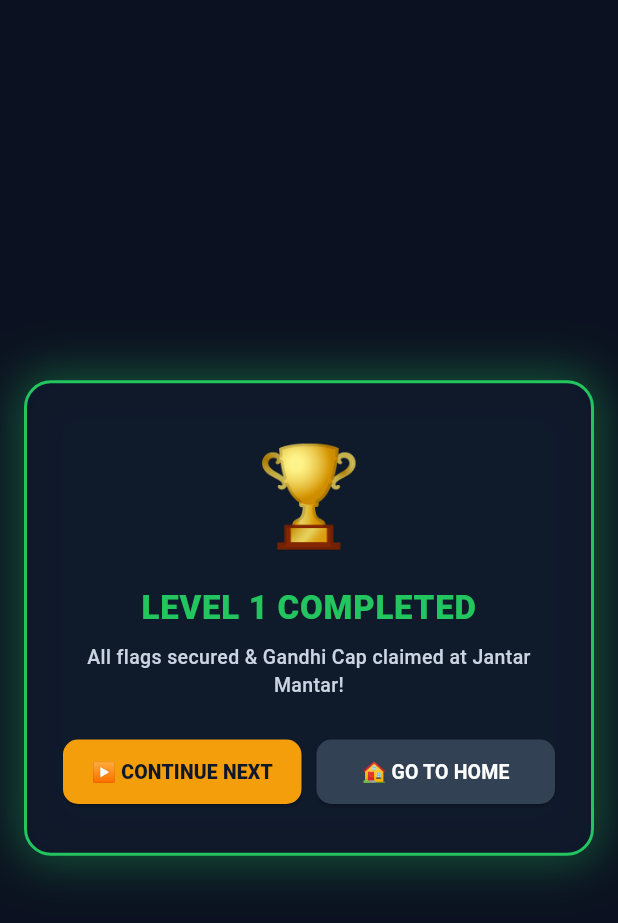
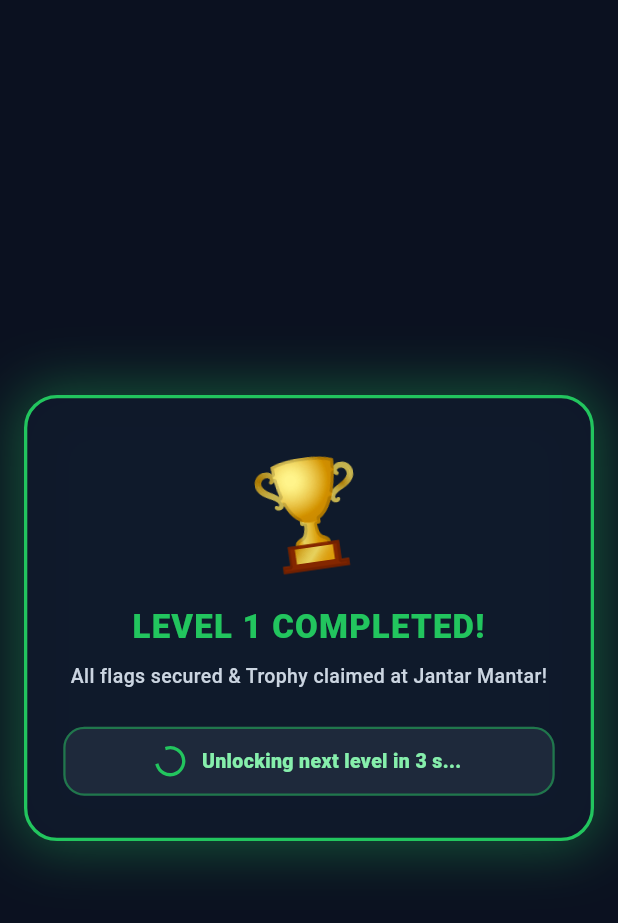
Before and after one commit to raviajadiya/jantar-mantar2.0, a Flutter app: the VictoryModal widget shown alone on an empty page, opened directly with empty values, on a phone screen of 412 x 824 dp. Shown: the top 923 px of the screen. Run offline on Flutter 3.47's test engine with Material 3 defaults, Android fonts, the phone set to English and light mode, and no system bars; our stand-ins replace audioplayers, shared_preferences; accounts and stored records are empty.

Commit message:
[RA]minor ui chanegs

```diff
--- a/lib/painters/map_painter.dart
+++ b/lib/painters/map_painter.dart
@@ -381,7 +381,7 @@
         Paint()..color = const Color.fromRGBO(245, 158, 11, 0.25),
       );
 
-      // Floating cap
+      // Floating Trophy Cup
       final hoverY = y + math.sin(t * 4) * 6.0;
       canvas.save();
       canvas.translate(x, hoverY);
@@ -389,57 +389,31 @@
       // Shadow
       canvas.drawOval(
         Rect.fromCenter(
-          center: Offset(0, 16.0 - math.sin(t * 4) * 3.0),
-          width: 36,
+          center: Offset(0, 20.0 - math.sin(t * 4) * 3.0),
+          width: 38,
           height: 12,
         ),
         Paint()..color = const Color.fromRGBO(0, 0, 0, 0.35),
       );
 
-      // White Khadi Gandhi Cap
-      final capPath = Path()
-        ..moveTo(-22, 6)
-        ..quadraticBezierTo(-10, -18, 0, -22)
-        ..quadraticBezierTo(10, -18, 22, 6)
-        ..quadraticBezierTo(0, 10, -22, 6)
-        ..close();
-
-      canvas.drawPath(capPath, Paint()..color = Colors.white);
-      canvas.drawPath(
-        capPath,
-        Paint()
-          ..color = const Color(0xFFD97706)
-          ..style = PaintingStyle.stroke
-          ..strokeWidth = 2.5,
-      );
-
-      // Central Fold Line
-      canvas.drawLine(
-        const Offset(0, -22),
-        const Offset(0, 8),
-        Paint()
-          ..color = const Color(0xFFCBD5E1)
-          ..strokeWidth = 2.0,
-      );
-
-      // Tricolor ribbon band
-      canvas.drawRect(
-        const Rect.fromLTWH(-18, 4, 36, 2.5),
-        Paint()..color = const Color(0xFFF97316),
-      );
-      canvas.drawRect(
-        const Rect.fromLTWH(-18, 6.5, 36, 2.5),
-        Paint()..color = const Color(0xFF16A34A),
-      );
+      // Golden Trophy Cup
+      final trophyPainter = TextPainter(
+        text: const TextSpan(
+          text: '🏆',
+          style: TextStyle(fontSize: 38),
+        ),
+        textDirection: TextDirection.ltr,
+      )..layout();
+      trophyPainter.paint(canvas, Offset(-trophyPainter.width / 2, -trophyPainter.height / 2));
 
       // Overhead animated arrow
-      final arrowY = -34.0 + math.sin(t * 6) * 4.0;
+      final arrowY = -42.0 + math.sin(t * 6) * 4.0;
       final textPainter = TextPainter(
         text: const TextSpan(
           text: '⬇',
           style: TextStyle(
             color: Color(0xFFFACC15),
-            fontSize: 20,
+            fontSize: 22,
             fontWeight: FontWeight.bold,
           ),
         ),
@@ -449,7 +423,7 @@
 
       // Label Capsule
       final badgeRect = RRect.fromRectAndRadius(
-        const Rect.fromLTWH(-80, -62, 160, 22),
+        const Rect.fromLTWH(-85, -68, 170, 22),
         const Radius.circular(6),
       );
       canvas.drawRRect(badgeRect, Paint()..color = const Color(0xFF0F172A));
@@ -463,7 +437,7 @@
 
       final labelPainter = TextPainter(
         text: const TextSpan(
-          text: '★ CLAIM CAP TO WIN! ★',
+          text: '★ CLAIM TROPHY TO WIN! ★',
           style: TextStyle(
             color: Color(0xFFFEF08A),
             fontSize: 10.5,
@@ -472,7 +446,7 @@
         ),
         textDirection: TextDirection.ltr,
       )..layout();
-      labelPainter.paint(canvas, Offset(-labelPainter.width / 2, -58));
+      labelPainter.paint(canvas, Offset(-labelPainter.width / 2, -64));
 
       canvas.restore();
     } else {
@@ -483,26 +457,27 @@
       // Altar
       canvas.drawCircle(
         Offset.zero,
-        28.0,
+        30.0,
         Paint()..color = const Color.fromRGBO(15, 23, 42, 0.7),
       );
       canvas.drawCircle(
         Offset.zero,
-        28.0,
+        30.0,
         Paint()
           ..color = const Color.fromRGBO(255, 255, 255, 0.2)
           ..style = PaintingStyle.stroke
           ..strokeWidth = 1.5,
       );
 
-      // Translucent cap
-      final capPath = Path()
-        ..moveTo(-16, 4)
-        ..quadraticBezierTo(-7, -12, 0, -15)
-        ..quadraticBezierTo(7, -12, 16, 4)
-        ..quadraticBezierTo(0, 7, -16, 4)
-        ..close();
-      canvas.drawPath(capPath, Paint()..color = Colors.white.withValues(alpha: 0.45));
+      // Translucent Trophy
+      final trophyPainter = TextPainter(
+        text: const TextSpan(
+          text: '🏆',
+          style: TextStyle(fontSize: 28),
+        ),
+        textDirection: TextDirection.ltr,
+      )..layout();
+      trophyPainter.paint(canvas, Offset(-trophyPainter.width / 2, -trophyPainter.height / 2));
 
       // Lock tag
       final tagRect = RRect.fromRectAndRadius(
--- a/lib/screens/game_screen.dart
+++ b/lib/screens/game_screen.dart
@@ -3,6 +3,7 @@
 import 'package:flutter/services.dart';
 import '../engine/game_controller.dart';
 import '../engine/game_audio.dart';
+import '../painters/confetti_painter.dart';
 import '../widgets/game_canvas_viewport.dart';
 import '../widgets/hud_top_bar.dart';
 import '../widgets/hud_zoom_widget.dart';
@@ -165,7 +166,16 @@
                     ),
                   ),
 
-                // 5. Help & Radar Map Modal
+                // 5. Celebration Confetti (Renders ON TOP of Victory Modal!)
+                if (_controller.isConfettiActive)
+                  IgnorePointer(
+                    child: CustomPaint(
+                      painter: ConfettiPainter(particles: _controller.confettiParticles),
+                      size: MediaQuery.of(context).size,
+                    ),
+                  ),
+
+                // 6. Help & Radar Map Modal
                 if (_controller.isHelpModalOpen)
                   Container(
                     color: Colors.black.withValues(alpha: 0.75),
--- a/lib/widgets/start_card_dialog.dart
+++ b/lib/widgets/start_card_dialog.dart
@@ -104,7 +104,7 @@
                         Text('💡 ', style: TextStyle(fontSize: 13)),
                         Expanded(
                           child: Text(
-                            'Evade Police, collect flags & reach Gandhi Cap at center!',
+                            'Evade Police, collect flags & reach Golden Trophy at center!',
                             textAlign: TextAlign.center,
                             style: TextStyle(
                               color: Color(0xFFCBD5E1),
--- a/lib/widgets/victory_modal.dart
+++ b/lib/widgets/victory_modal.dart
@@ -1,8 +1,9 @@
+import 'dart:async';
 import 'package:flutter/material.dart';
 import '../engine/game_controller.dart';
 
-/// Level victory dialog with celebration card
-class VictoryModal extends StatelessWidget {
+/// Level victory dialog with animated trophy and 4-second button unlock countdown
+class VictoryModal extends StatefulWidget {
   final GameController controller;
   final VoidCallback onContinue;
   final VoidCallback onHome;
@@ -15,19 +16,68 @@
   });
 
   @override
+  State<VictoryModal> createState() => _VictoryModalState();
+}
+
+class _VictoryModalState extends State<VictoryModal> with TickerProviderStateMixin {
+  late AnimationController _swingController;
+  late Animation<double> _swingAnimation;
+
+  int _countdown = 4;
+  Timer? _timer;
+
+  @override
+  void initState() {
+    super.initState();
+
+    // 1. Trophy Swing Animation (left-to-right rotation)
+    _swingController = AnimationController(
+      vsync: this,
+      duration: const Duration(milliseconds: 1000),
+    )..repeat(reverse: true);
+
+    _swingAnimation = Tween<double>(begin: -0.15, end: 0.15).animate(
+      CurvedAnimation(parent: _swingController, curve: Curves.easeInOut),
+    );
+
+    // 2. 4-second Countdown Timer
+    _timer = Timer.periodic(const Duration(seconds: 1), (timer) {
+      if (_countdown > 1) {
+        setState(() {
+          _countdown--;
+        });
+      } else {
+        setState(() {
+          _countdown = 0;
+        });
+        _timer?.cancel();
+      }
+    });
+  }
+
+  @override
+  void dispose() {
+    _swingController.dispose();
+    _timer?.cancel();
+    super.dispose();
+  }
+
+  @override
   Widget build(BuildContext context) {
+    final c = widget.controller;
+
     return Center(
       child: Container(
         width: 380,
-        padding: const EdgeInsets.symmetric(horizontal: 24, vertical: 30),
+        padding: const EdgeInsets.symmetric(horizontal: 24, vertical: 28),
         decoration: BoxDecoration(
           color: const Color(0xF50F172A),
-          borderRadius: BorderRadius.circular(18),
-          border: Border.all(color: const Color(0xFF22C55E), width: 2.0),
+          borderRadius: BorderRadius.circular(22),
+          border: Border.all(color: const Color(0xFF22C55E), width: 2.2),
           boxShadow: const [
             BoxShadow(
               color: Color(0x6622C55E),
-              blurRadius: 28,
+              blurRadius: 32,
               spreadRadius: 3,
             ),
           ],
@@ -35,21 +85,35 @@
         child: Column(
           mainAxisSize: MainAxisSize.min,
           children: [
-            const Text('🏆', style: TextStyle(fontSize: 64)),
+            // Animated Swinging Golden Trophy
+            AnimatedBuilder(
+              animation: _swingAnimation,
+              builder: (context, child) {
+                return Transform.rotate(
+                  angle: _swingAnimation.value,
+                  child: child,
+                );
+              },
+              child: const Text('🏆', style: TextStyle(fontSize: 68)),
+            ),
+
             const SizedBox(height: 12),
+
             Text(
-              'LEVEL ${controller.currentLevel} COMPLETED',
+              'LEVEL ${c.currentLevel} COMPLETED!',
               textAlign: TextAlign.center,
               style: const TextStyle(
                 color: Color(0xFF22C55E),
                 fontSize: 22,
                 fontWeight: FontWeight.w900,
-                letterSpacing: 0.5,
+                letterSpacing: 0.8,
               ),
             ),
+
             const SizedBox(height: 8),
+
             const Text(
-              'All flags secured & Gandhi Cap claimed at Jantar Mantar!',
+              'All flags secured & Trophy claimed at Jantar Mantar!',
               textAlign: TextAlign.center,
               style: TextStyle(
                 color: Color(0xFFCBD5E1),
@@ -57,25 +121,63 @@
                 fontWeight: FontWeight.w500,
               ),
             ),
+
             const SizedBox(height: 24),
+
+            // 4-Second Countdown OR Action Buttons
+            if (_countdown > 0) ...[
+              Container(
+                padding: const EdgeInsets.symmetric(horizontal: 20, vertical: 12),
+                decoration: BoxDecoration(
+                  color: const Color(0xFF1E293B),
+                  borderRadius: BorderRadius.circular(14),
+                  border: Border.all(color: const Color(0xFF22C55E).withValues(alpha: 0.5), width: 1.5),
+                ),
+                child: Row(
+                  mainAxisAlignment: MainAxisAlignment.center,
+                  children: [
+                    const SizedBox(
+                      width: 18,
+                      height: 18,
+                      child: CircularProgressIndicator(
+                        strokeWidth: 2.2,
+                        color: Color(0xFF22C55E),
+                      ),
+                    ),
+                    const SizedBox(width: 12),
+                    Text(
+                      'Unlocking next level in $_countdown s...',
+                      style: const TextStyle(
+                        color: Color(0xFF86EFAC),
+                        fontSize: 13,
+                        fontWeight: FontWeight.w800,
+                      ),
+                    ),
+                  ],
+                ),
+              ),
+            ] else ...[
+              // Action Buttons revealed after 4s
               Row(
                 children: [
                   Expanded(
                     child: ElevatedButton(
-                    onPressed: onContinue,
+                      onPressed: widget.onContinue,
                       style: ElevatedButton.styleFrom(
                         backgroundColor: const Color(0xFFF59E0B),
                         foregroundColor: const Color(0xFF0F172A),
-                      padding: const EdgeInsets.symmetric(vertical: 12),
+                        padding: const EdgeInsets.symmetric(vertical: 13),
                         shape: RoundedRectangleBorder(
-                        borderRadius: BorderRadius.circular(10),
+                          borderRadius: BorderRadius.circular(12),
                         ),
+                        elevation: 4,
                       ),
                       child: const Text(
                         '▶ CONTINUE NEXT',
                         style: TextStyle(
                           fontSize: 13,
-                        fontWeight: FontWeight.w800,
+                          fontWeight: FontWeight.w900,
+                          letterSpacing: 0.5,
                         ),
                       ),
                     ),
@@ -83,13 +185,13 @@
                   const SizedBox(width: 10),
                   Expanded(
                     child: ElevatedButton(
-                    onPressed: onHome,
+                      onPressed: widget.onHome,
                       style: ElevatedButton.styleFrom(
                         backgroundColor: const Color(0xFF334155),
                         foregroundColor: Colors.white,
-                      padding: const EdgeInsets.symmetric(vertical: 12),
+                        padding: const EdgeInsets.symmetric(vertical: 13),
                         shape: RoundedRectangleBorder(
-                        borderRadius: BorderRadius.circular(10),
+                          borderRadius: BorderRadius.circular(12),
                         ),
                       ),
                       child: const Text(
@@ -104,6 +206,7 @@
                 ],
               ),
             ],
+          ],
         ),
       ),
     );
```
Lines whose indentation alone changed are shown as unchanged.
